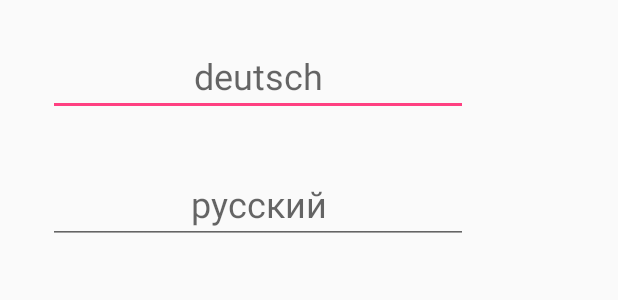
After one commit to sebrockm/VocBox, an Android app: the layout voccard_dialog.xml on its own in the app's theme, with its tools: preview values and no code run, on a phone screen of 412 x 824 dp. The commit adds this screen. Shown: the top 300 px of the screen. Run offline under Robolectric (Android 15) with nearby library versions, the phone set to English and light mode, and no system bars.

Commit message:
added simple card adding dialog

```diff
--- /dev/null
+++ b/app/src/main/res/layout/voccard_dialog.xml
@@ -0,0 +1,48 @@
+<?xml version="1.0" encoding="utf-8"?>
+<android.support.constraint.ConstraintLayout xmlns:android="http://schemas.android.com/apk/res/android"
+    xmlns:app="http://schemas.android.com/apk/res-auto"
+    xmlns:tools="http://schemas.android.com/tools"
+    android:id="@+id/voccard_input"
+    android:layout_width="wrap_content"
+    android:layout_height="wrap_content">
+
+    <EditText
+        android:id="@+id/nativeTextInput"
+        android:layout_width="wrap_content"
+        android:layout_height="wrap_content"
+        android:layout_marginEnd="32dp"
+        android:layout_marginStart="32dp"
+        android:layout_marginTop="24dp"
+        android:ems="10"
+        android:hint="deutsch"
+        android:inputType="text"
+        android:selectAllOnFocus="true"
+        android:singleLine="true"
+        android:textAlignment="center"
+        android:textSize="24sp"
+        android:imeOptions="actionNext"
+        app:layout_constraintEnd_toEndOf="parent"
+        app:layout_constraintStart_toStartOf="parent"
+        app:layout_constraintTop_toTopOf="parent" />
+
+    <EditText
+        android:id="@+id/foreignTextInput"
+        android:layout_width="wrap_content"
+        android:layout_height="wrap_content"
+        android:layout_marginBottom="24dp"
+        android:layout_marginEnd="32dp"
+        android:layout_marginStart="32dp"
+        android:layout_marginTop="32dp"
+        android:ems="10"
+        android:hint="русский"
+        android:inputType="text"
+        android:selectAllOnFocus="true"
+        android:singleLine="true"
+        android:textAlignment="center"
+        android:textSize="24sp"
+        android:imeOptions="actionDone"
+        app:layout_constraintBottom_toBottomOf="parent"
+        app:layout_constraintEnd_toEndOf="parent"
+        app:layout_constraintStart_toStartOf="parent"
+        app:layout_constraintTop_toBottomOf="@+id/nativeTextInput" />
+</android.support.constraint.ConstraintLayout>
```
Also changed, not shown: app/src/main/java/com/example/sebastian/vocbox/AddVocCardDialog.java (added, +42 -0 lines), app/src/main/java/com/example/sebastian/vocbox/VocBoxActivity.java (+14 -0 lines), app/src/main/res/layout/activity_voc_box.xml (+12 -0 lines).
